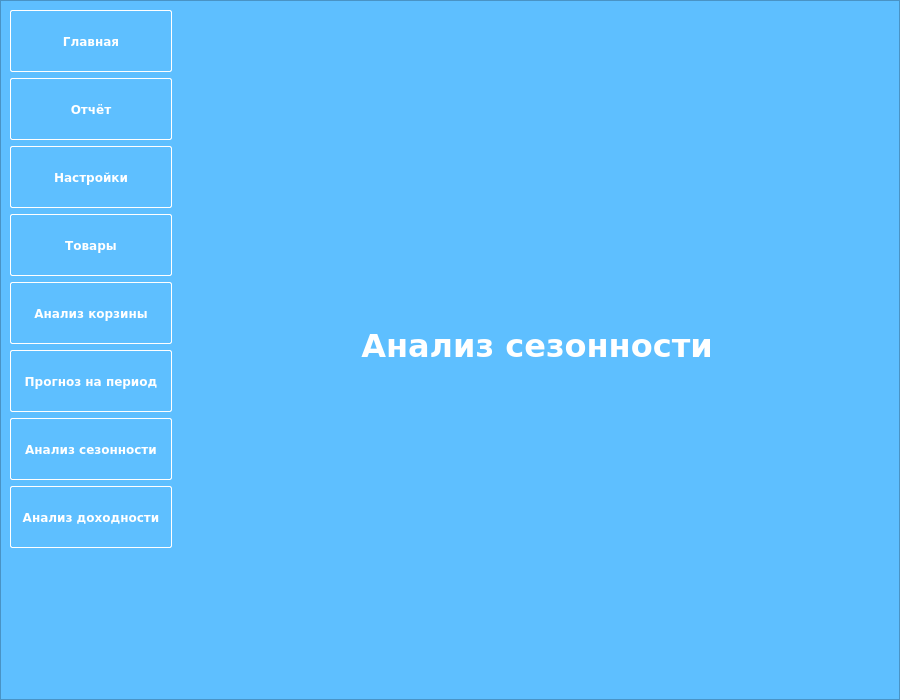
Above: design_dev.ui from miptivan/data_desktop before the change. Below: the same form after it.
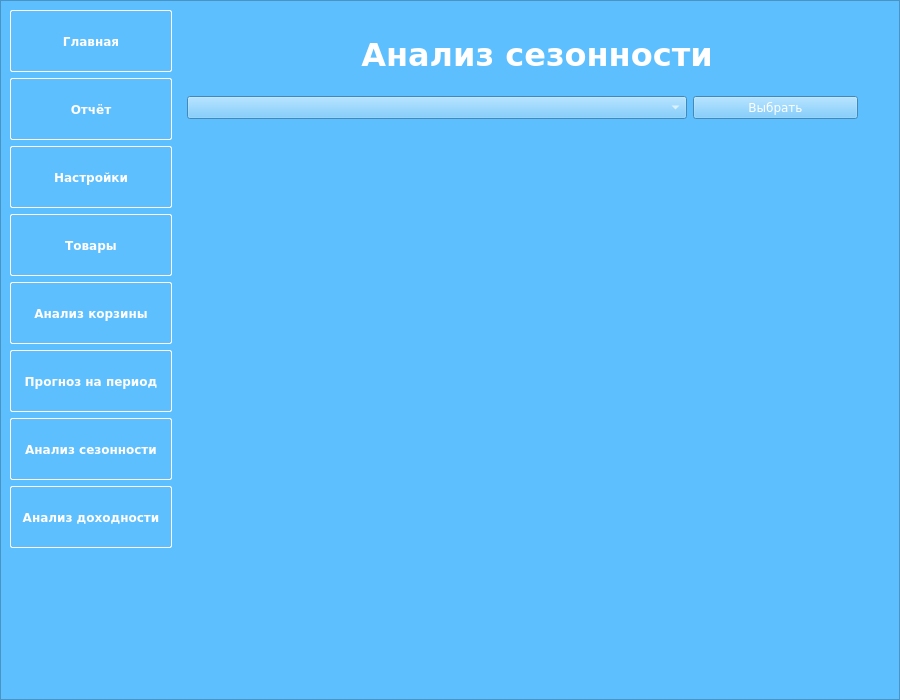
That is the form after the change. The open tabs and pages were chosen to show the change. Custom widgets are drawn as their Qt base class.

```diff
--- a/design_dev.ui
+++ b/design_dev.ui
@@ -1310,6 +1310,43 @@
             </property>
            </widget>
           </item>
+          <item row="2" column="0">
+           <widget class="QWidget" name="widget" native="true">
+            <property name="minimumSize">
+             <size>
+              <width>0</width>
+              <height>500</height>
+             </size>
+            </property>
+           </widget>
+          </item>
+          <item row="1" column="0">
+           <layout class="QHBoxLayout" name="horizontalLayout_11">
+            <property name="sizeConstraint">
+             <enum>QLayout::SetMinAndMaxSize</enum>
+            </property>
+            <property name="rightMargin">
+             <number>11</number>
+            </property>
+            <item>
+             <widget class="QComboBox" name="comboBox_2">
+              <property name="minimumSize">
+               <size>
+                <width>500</width>
+                <height>0</height>
+               </size>
+              </property>
+             </widget>
+            </item>
+            <item>
+             <widget class="QPushButton" name="pushButton">
+              <property name="text">
+               <string>Выбрать</string>
+              </property>
+             </widget>
+            </item>
+           </layout>
+          </item>
          </layout>
         </widget>
         <widget class="QWidget" name="season_subpage"/>
```
Left out of the diff: 2 changed lines with no effect on the pictures.
